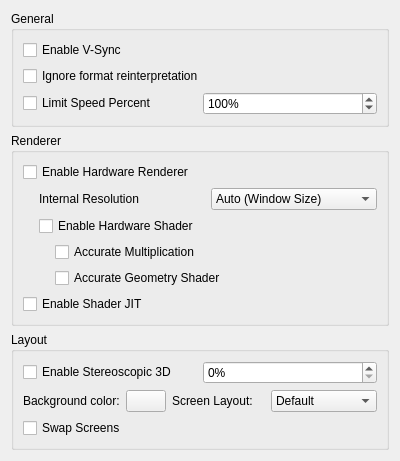
Qt form src/citra_qt/configuration/configure_graphics.ui (taken2009/citra) before a commit.
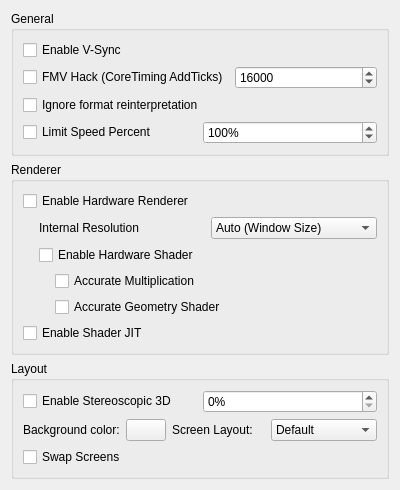
The same form after that commit.

Commit message: Add FMV_hack option(Core timing overwrite)

Diff of the .ui file:
```diff
--- a/src/citra_qt/configuration/configure_graphics.ui
+++ b/src/citra_qt/configuration/configure_graphics.ui
@@ -27,6 +27,30 @@
         </property>
        </widget>
       </item>
+       <item>
+        <layout class="QHBoxLayout" name="horizontalLayout_6">
+         <item>
+          <widget class="QCheckBox" name="FMV_hack">
+           <property name="text">
+            <string>FMV Hack (CoreTiming AddTicks)</string>
+           </property>
+          </widget>
+         </item>
+         <item>
+          <widget class="QSpinBox" name="AddTicks">
+           <property name="minimum">
+            <number>1</number>
+           </property>
+           <property name="maximum">
+            <number>999999</number>
+           </property>
+           <property name="value">
+            <number>16000</number>
+           </property>
+          </widget>
+         </item>
+        </layout>
+       </item>
      <item>
     <widget class="QCheckBox" name="toggle_bos">
      <property name="text">
```
The commit also changes 4 other files.
